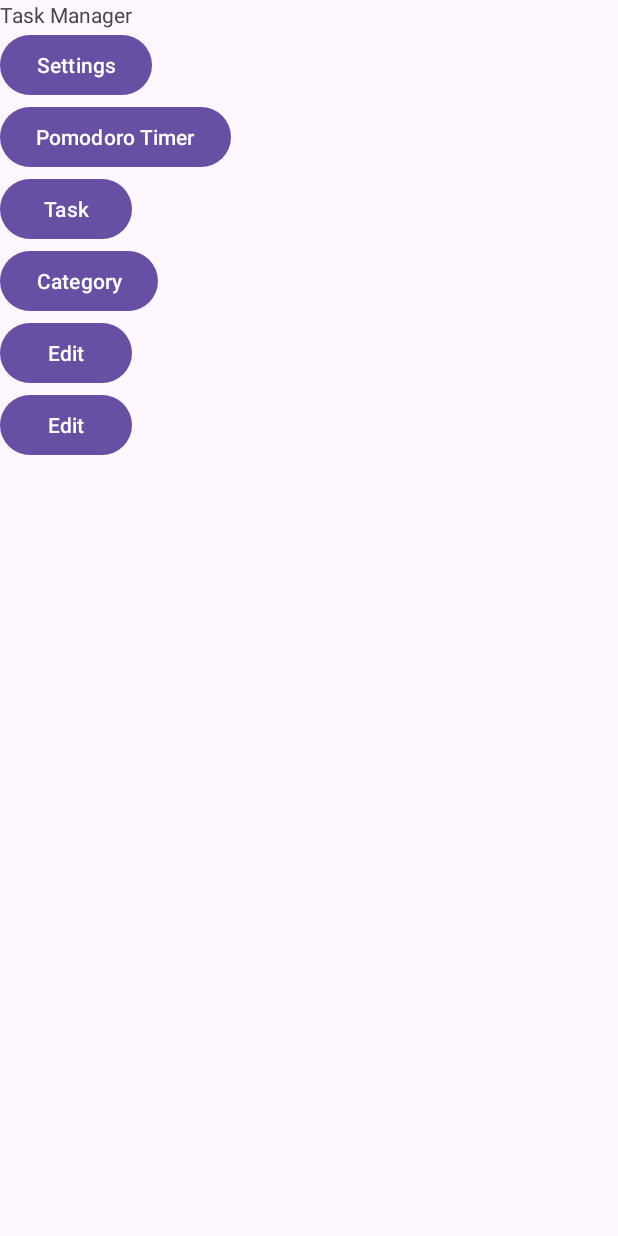
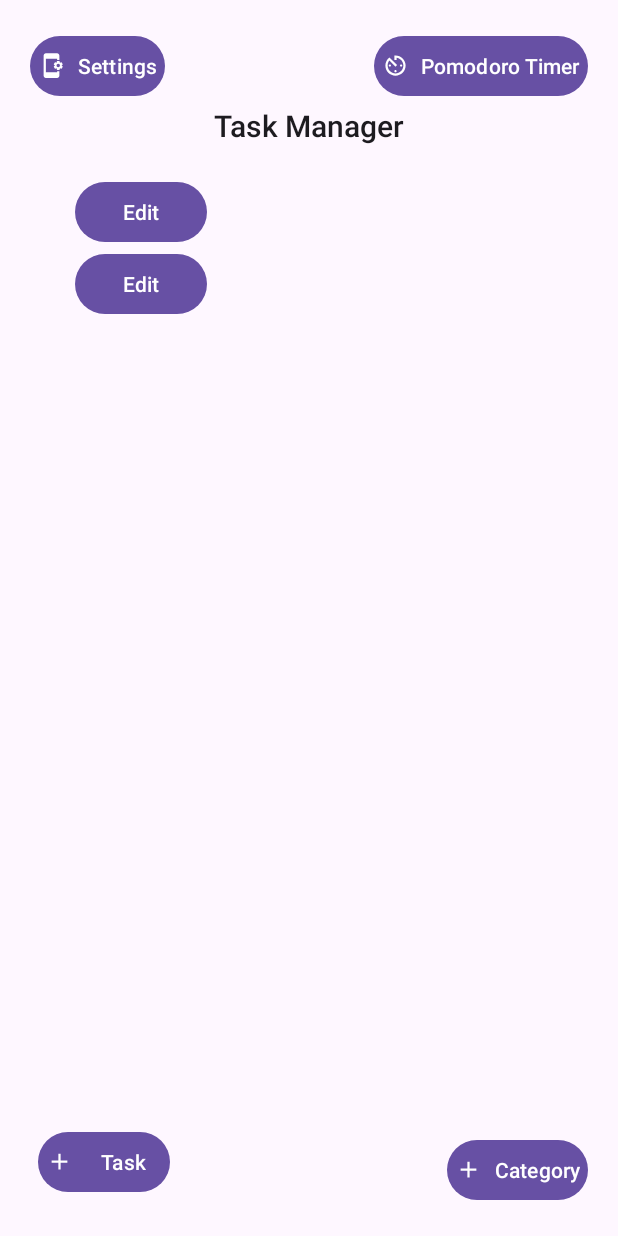
Before and after one commit to nimaintz/taskManager_project_MDAD, an Android app: the screen it shows after launch (MainActivity), on a phone screen of 412 x 824 dp. Run offline under Robolectric (Android 15) with nearby library versions, the phone set to English and light mode, and no system bars.

Commit message:
changes to the design flow

```diff
--- /dev/null
+++ b/app/src/main/res/drawable/baseline_add_24.xml
@@ -0,0 +1,5 @@
+<vector xmlns:android="http://schemas.android.com/apk/res/android" android:height="24dp" android:tint="#000000" android:viewportHeight="24" android:viewportWidth="24" android:width="24dp">
+
+    <path android:fillColor="@android:color/white" android:pathData="M19,13h-6v6h-2v-6H5v-2h6V5h2v6h6v2z"/>
+
+</vector>
--- /dev/null
+++ b/app/src/main/res/drawable/baseline_app_settings_alt_24.xml
@@ -0,0 +1,5 @@
+<vector xmlns:android="http://schemas.android.com/apk/res/android" android:height="24dp" android:tint="#000000" android:viewportHeight="24" android:viewportWidth="24" android:width="24dp">
+
+    <path android:fillColor="@android:color/white" android:pathData="M21.81,12.74l-0.82,-0.63v-0.22l0.8,-0.63c0.16,-0.12 0.2,-0.34 0.1,-0.51l-0.85,-1.48c-0.07,-0.13 -0.21,-0.2 -0.35,-0.2 -0.05,0 -0.1,0.01 -0.15,0.03l-0.95,0.38c-0.08,-0.05 -0.11,-0.07 -0.19,-0.11l-0.15,-1.01c-0.03,-0.21 -0.2,-0.36 -0.4,-0.36h-1.71c-0.2,0 -0.37,0.15 -0.4,0.34l-0.14,1.01c-0.03,0.02 -0.07,0.03 -0.1,0.05l-0.09,0.06 -0.95,-0.38c-0.05,-0.02 -0.1,-0.03 -0.15,-0.03 -0.14,0 -0.27,0.07 -0.35,0.2l-0.85,1.48c-0.1,0.17 -0.06,0.39 0.1,0.51l0.8,0.63v0.23l-0.8,0.63c-0.16,0.12 -0.2,0.34 -0.1,0.51l0.85,1.48c0.07,0.13 0.21,0.2 0.35,0.2 0.05,0 0.1,-0.01 0.15,-0.03l0.95,-0.37c0.08,0.05 0.12,0.07 0.2,0.11l0.15,1.01c0.03,0.2 0.2,0.34 0.4,0.34h1.71c0.2,0 0.37,-0.15 0.4,-0.34l0.15,-1.01c0.03,-0.02 0.07,-0.03 0.1,-0.05l0.09,-0.06 0.95,0.38c0.05,0.02 0.1,0.03 0.15,0.03 0.14,0 0.27,-0.07 0.35,-0.2l0.85,-1.48c0.1,-0.17 0.06,-0.39 -0.1,-0.51zM18,13.5c-0.83,0 -1.5,-0.67 -1.5,-1.5s0.67,-1.5 1.5,-1.5 1.5,0.67 1.5,1.5 -0.67,1.5 -1.5,1.5zM17,17h2v4c0,1.1 -0.9,2 -2,2H7c-1.1,0 -2,-0.9 -2,-2V3c0,-1.1 0.9,-2 2,-2h10c1.1,0 2,0.9 2,2v4h-2V6H7v12h10v-1z"/>
+
+</vector>
--- /dev/null
+++ b/app/src/main/res/drawable/baseline_av_timer_24.xml
@@ -0,0 +1,5 @@
+<vector xmlns:android="http://schemas.android.com/apk/res/android" android:height="24dp" android:tint="#000000" android:viewportHeight="24" android:viewportWidth="24" android:width="24dp">
+
+    <path android:fillColor="@android:color/white" android:pathData="M11,17c0,0.55 0.45,1 1,1s1,-0.45 1,-1 -0.45,-1 -1,-1 -1,0.45 -1,1zM11,3v4h2L13,5.08c3.39,0.49 6,3.39 6,6.92 0,3.87 -3.13,7 -7,7s-7,-3.13 -7,-7c0,-1.68 0.59,-3.22 1.58,-4.42L12,13l1.41,-1.41 -6.8,-6.8v0.02C4.42,6.45 3,9.05 3,12c0,4.97 4.02,9 9,9 4.97,0 9,-4.03 9,-9s-4.03,-9 -9,-9h-1zM18,12c0,-0.55 -0.45,-1 -1,-1s-1,0.45 -1,1 0.45,1 1,1 1,-0.45 1,-1zM6,12c0,0.55 0.45,1 1,1s1,-0.45 1,-1 -0.45,-1 -1,-1 -1,0.45 -1,1z"/>
+
+</vector>
--- a/app/src/main/res/layout/activity_main.xml
+++ b/app/src/main/res/layout/activity_main.xml
@@ -1,58 +1,88 @@
 <?xml version="1.0" encoding="utf-8"?>
-<LinearLayout xmlns:android="http://schemas.android.com/apk/res/android"
+<RelativeLayout
+    xmlns:android="http://schemas.android.com/apk/res/android"
     xmlns:app="http://schemas.android.com/apk/res-auto"
     xmlns:tools="http://schemas.android.com/tools"
     android:id="@+id/main"
     android:layout_width="match_parent"
     android:layout_height="match_parent"
-    android:orientation="vertical"
     tools:context=".MainActivity">
-
-    <TextView
-        android:layout_width="wrap_content"
-        android:layout_height="wrap_content"
-        android:text="Task Manager"
-        app:layout_constraintBottom_toBottomOf="parent"
-        app:layout_constraintEnd_toEndOf="parent"
-        app:layout_constraintStart_toStartOf="parent"
-        app:layout_constraintTop_toTopOf="parent" />
 
     <Button
         android:id="@+id/settings_button"
         android:layout_height="wrap_content"
         android:layout_width="wrap_content"
-        android:text="Settings" />
+        android:text="Settings"
+        android:padding="5dp"
+        android:layout_margin="20dp"
+        android:layout_alignParentStart="true"
+        android:layout_alignParentTop="true"
+        app:icon="@drawable/baseline_app_settings_alt_24"
+        />
 
     <Button
         android:id="@+id/pomodoro_button"
         android:layout_height="wrap_content"
         android:layout_width="wrap_content"
-        android:text="Pomodoro Timer" />
+        android:text="Pomodoro Timer"
+        android:padding="5dp"
+        android:layout_margin="20dp"
+        android:layout_alignParentTop="true"
+        android:layout_alignParentEnd="true"
+        app:icon="@drawable/baseline_av_timer_24"
+        />
+
+
+    <LinearLayout
+        android:layout_width="match_parent"
+        android:layout_height="match_parent"
+        android:layout_margin="50dp"
+        android:orientation="vertical">
+
+        <TextView
+            android:layout_width="wrap_content"
+            android:layout_height="wrap_content"
+            android:text="Task Manager"
+            style ="@style/TextAppearance.AppCompat.Title"
+            android:layout_margin="20dp"
+            android:layout_gravity="center"/>
+
+
+        <Button
+            android:id="@+id/edit_task_button"
+            android:layout_height="wrap_content"
+            android:layout_width="wrap_content"
+            android:text="Edit" />
+
+        <Button
+            android:id="@+id/edit_category_button"
+            android:layout_height="wrap_content"
+            android:layout_width="wrap_content"
+            android:text="Edit" />
+
+    </LinearLayout>
 
     <Button
         android:id="@+id/new_task_button"
         android:layout_height="wrap_content"
         android:layout_width="wrap_content"
-        android:text="Task" />
+        android:text="Task"
+        android:layout_alignParentBottom="true"
+        android:padding="5dp"
+        android:layout_margin="25dp"
+        app:icon="@drawable/baseline_add_24"
+        />
 
     <Button
         android:id="@+id/new_category_button"
         android:layout_height="wrap_content"
         android:layout_width="wrap_content"
-        android:text="Category" />
+        android:text="Category"
+        android:layout_alignParentBottom="true"
+        android:layout_alignParentEnd="true"
+        android:padding="5dp"
+        android:layout_margin="20dp"
+        app:icon="@drawable/baseline_add_24"
+        />
 
-    <Button
-        android:id="@+id/edit_task_button"
-        android:layout_height="wrap_content"
-        android:layout_width="wrap_content"
-        android:text="Edit" />
-
-    <Button
-        android:id="@+id/edit_category_button"
-        android:layout_height="wrap_content"
-        android:layout_width="wrap_content"
-        android:text="Edit" />
-
-
-
-</LinearLayout>
+</RelativeLayout>
```
